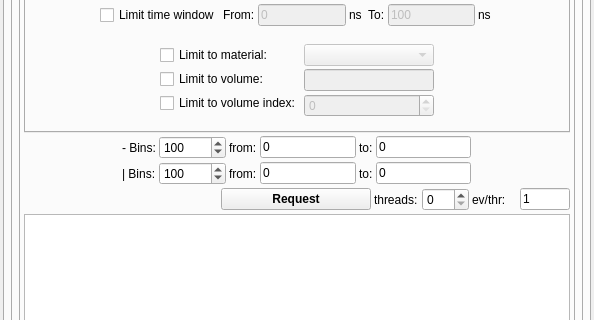
Before: the Qt Designer form ants3bundle/src/ants3/gui/particleSim/aparticlesimwin.ui in andrmor/ANTS3bundle, drawn with Qt 5; both pictures show x 0 to 594 and y 321 to 641 of the 594 by 767 pixel window.
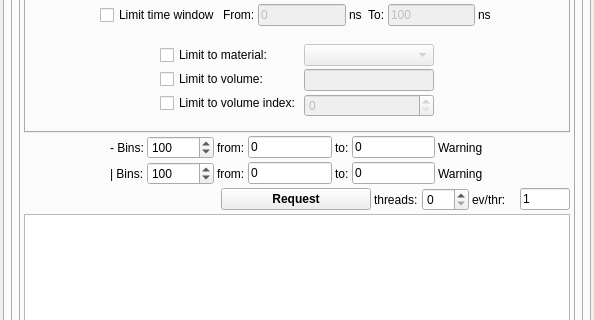
After: the same form once the commit is applied. The open tabs and pages were chosen to show the change. Icons and pictures are not drawn.

What changed in the file:
```diff
--- a/ants3bundle/src/ants3/gui/particleSim/aparticlesimwin.ui
+++ b/ants3bundle/src/ants3/gui/particleSim/aparticlesimwin.ui
@@ -3536,6 +3536,17 @@
                      </property>
                     </widget>
                    </item>
+                   <item>
+                    <widget class="QLabel" name="labRangeWarningHor">
+                     <property name="toolTip">
+                      <string>Automatic histogram range for multithread search can provide wrong data due to histogram merging!
+Please specify a valid range</string>
+                     </property>
+                     <property name="text">
+                      <string>Warning</string>
+                     </property>
+                    </widget>
+                   </item>
                    <item>
                     <spacer name="horizontalSpacer_49">
                      <property name="orientation">
@@ -3655,6 +3666,17 @@
                      </property>
                     </widget>
                    </item>
+                   <item>
+                    <widget class="QLabel" name="labRangeWarningVert">
+                     <property name="toolTip">
+                      <string>Automatic histogram range for multithread search can provide wrong data due to histogram merging!
+Please specify a valid range</string>
+                     </property>
+                     <property name="text">
+                      <string>Warning</string>
+                     </property>
+                    </widget>
+                   </item>
                    <item>
                     <spacer name="horizontalSpacer_47">
                      <property name="orientation">
```
Left out of the diff: 368 changed lines with no effect on the pictures.
